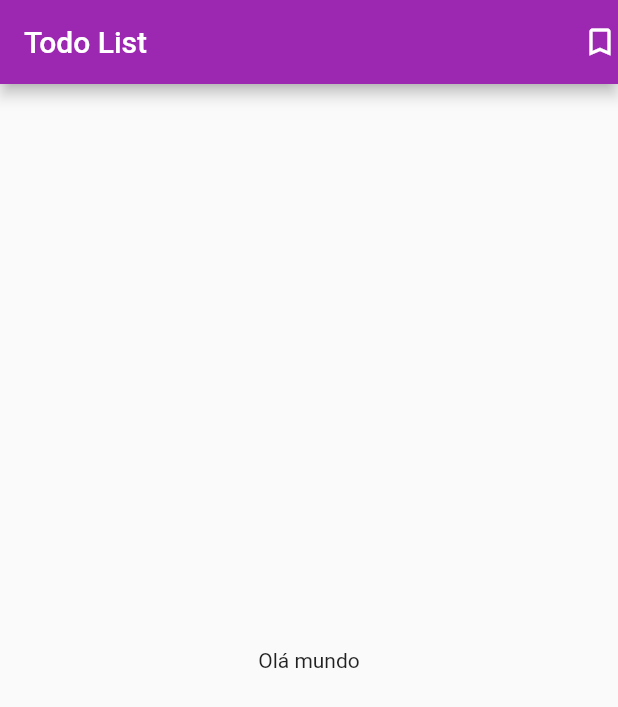
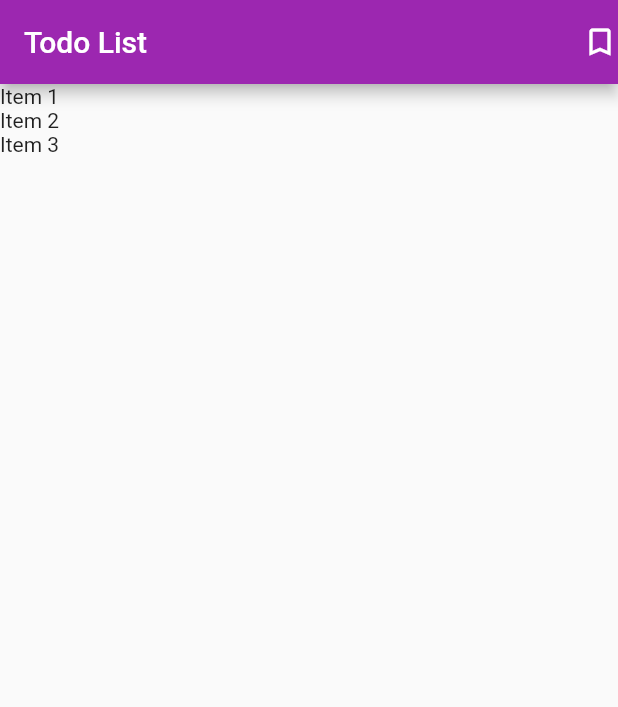
Before and after one commit to vitor2233/curso-flutter, a Flutter app: the screen it shows after launch, on a phone screen of 412 x 824 dp. Shown: the top 707 px of the screen. Run offline on Flutter 3.47's test engine with Material 2 defaults, Android fonts, the phone set to English and light mode, and no system bars.

Commit message:
Aula 6: ListView

```diff
--- a/todo/lib/main.dart
+++ b/todo/lib/main.dart
@@ -1,4 +1,6 @@
 import 'package:flutter/material.dart';
+
+import 'models/item.dart';
 
 void main() {
   runApp(App());
@@ -18,7 +20,21 @@
   }
 }
 
-class HomePage extends StatelessWidget {
+class HomePage extends StatefulWidget {
+  var items = new List<Item>();
+
+  HomePage() {
+    items = [];
+    items.add(Item(title: 'Item 1', done: false));
+    items.add(Item(title: 'Item 2', done: false));
+    items.add(Item(title: 'Item 3', done: false));
+  }
+
+  @override
+  _HomePageState createState() => _HomePageState();
+}
+
+class _HomePageState extends State<HomePage> {
   @override
   Widget build(BuildContext context) {
     return Scaffold(
@@ -28,8 +44,11 @@
           Icon(Icons.bookmark_border),
         ],
       ),
-      body: Container(
-        child: Center(child: Text('Olá mundo')),
+      body: ListView.builder(
+        itemCount: widget.items.length,
+        itemBuilder: (BuildContext ctxt, int index) {
+          return Text(widget.items[index].title);
+        },
       ),
     );
   }
```
